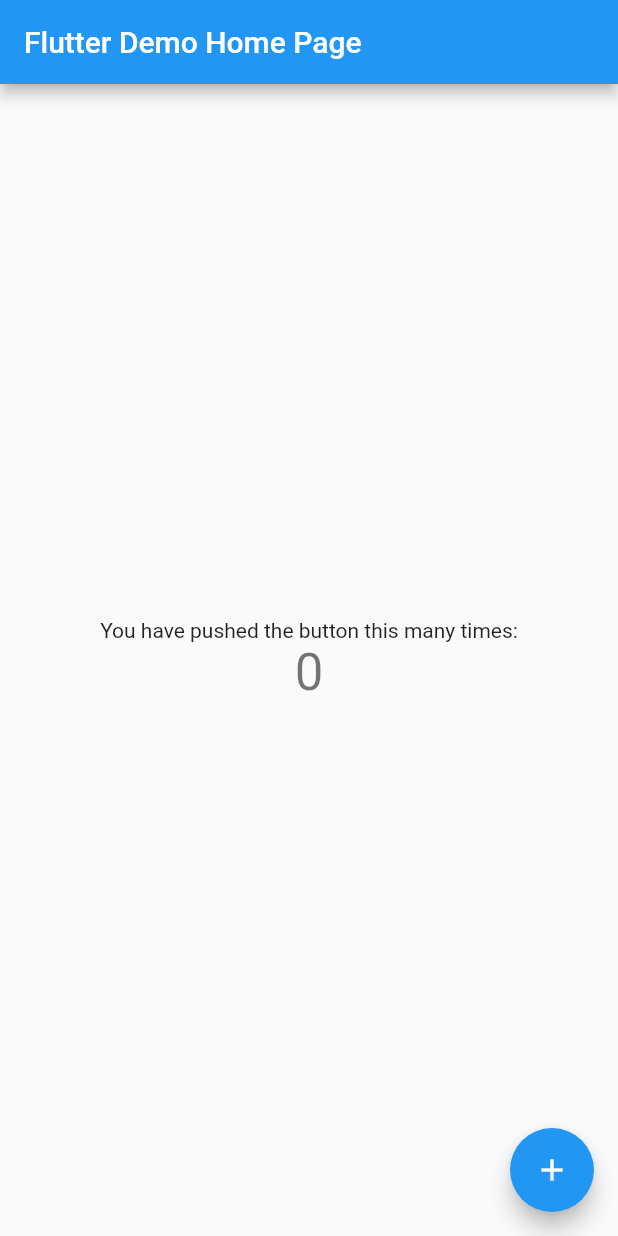
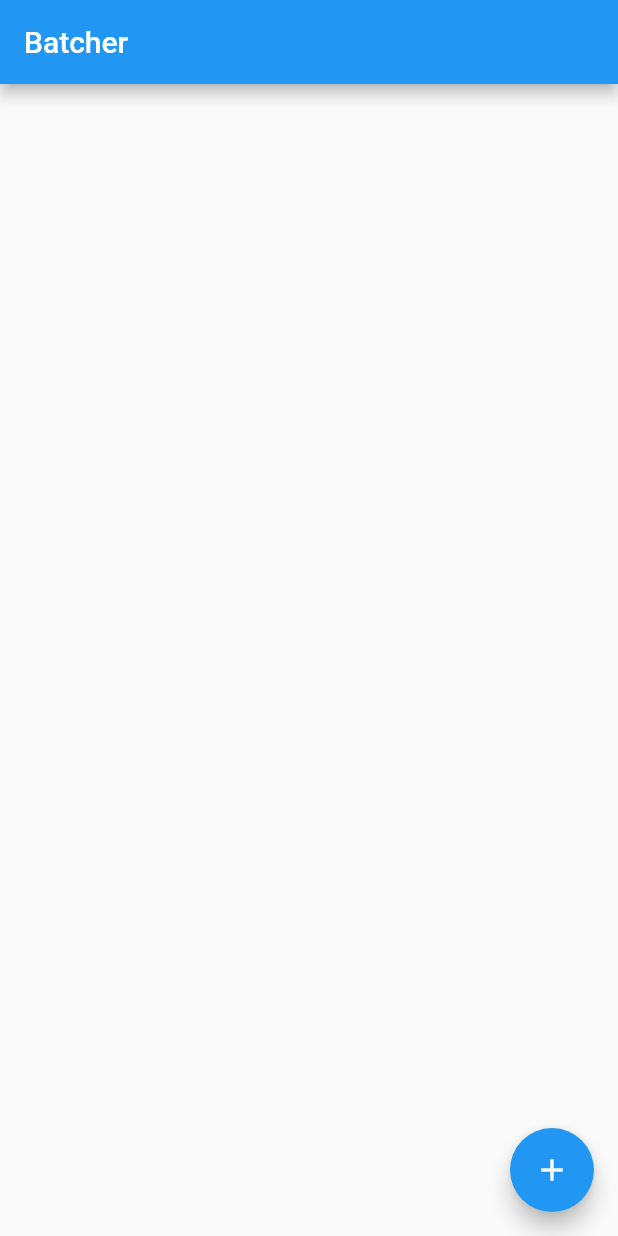
Before and after one commit to simongroom/batcher, a Flutter app: the screen it shows after launch, on a phone screen of 412 x 824 dp. Run offline on Flutter 3.47's test engine with Material 2 defaults, Android fonts, the phone set to English and light mode, and no system bars; our stand-ins replace cloud_firestore, firebase_core; missing offline and left inert: cloud_firestore_web, firebase_core_web; accounts and stored records are empty.

Commit message:
project setup and first couple screens, routing and fetching data from firebase

```diff
--- /dev/null
+++ b/lib/home.dart
@@ -0,0 +1,14 @@
+import 'package:batcher/product_list.dart';
+import 'package:flutter/material.dart';
+
+class HomePage extends StatelessWidget {
+  @override
+  Widget build(BuildContext context) {
+    return Scaffold(
+      appBar: AppBar(
+        title: Text("Batcher"),
+      ),
+      body: ProductList(),
+    );
+  }
+}
--- a/lib/main.dart
+++ b/lib/main.dart
@@ -1,117 +1,41 @@
+import 'package:batcher/home.dart';
+import 'package:firebase_core/firebase_core.dart';
+import 'package:flutter/cupertino.dart';
 import 'package:flutter/material.dart';
 
 void main() {
-  runApp(MyApp());
+  runApp(Batcher());
 }
 
-class MyApp extends StatelessWidget {
-  // This widget is the root of your application.
+class Batcher extends StatelessWidget {
+  final Future<FirebaseApp> _initialization = Firebase.initializeApp();
+
   @override
   Widget build(BuildContext context) {
-    return MaterialApp(
-      title: 'Flutter Demo',
-      theme: ThemeData(
-        // This is the theme of your application.
-        //
-        // Try running your application with "flutter run". You'll see the
-        // application has a blue toolbar. Then, without quitting the app, try
-        // changing the primarySwatch below to Colors.green and then invoke
-        // "hot reload" (press "r" in the console where you ran "flutter run",
-        // or simply save your changes to "hot reload" in a Flutter IDE).
-        // Notice that the counter didn't reset back to zero; the application
-        // is not restarted.
-        primarySwatch: Colors.blue,
-        // This makes the visual density adapt to the platform that you run
-        // the app on. For desktop platforms, the controls will be smaller and
-        // closer together (more dense) than on mobile platforms.
-        visualDensity: VisualDensity.adaptivePlatformDensity,
-      ),
-      home: MyHomePage(title: 'Flutter Demo Home Page'),
+    return FutureBuilder(
+      // Initialize FlutterFire
+      future: _initialization,
+      builder: (context, snapshot) {
+        // Check for errors
+        if (snapshot.hasError) {
+          return Text("Something went wrong");
+        }
+
+        // Once complete, show your application
+        if (snapshot.connectionState == ConnectionState.done) {
+          return MaterialApp(
+            title: 'Batcher',
+            theme: ThemeData(
+              primarySwatch: Colors.blue,
+              visualDensity: VisualDensity.adaptivePlatformDensity,
+            ),
+            home: HomePage(),
+          );
+        }
+
+        // Otherwise, show something whilst waiting for initialization to complete
+        return CircularProgressIndicator();
+      },
     );
   }
 }
-
-class MyHomePage extends StatefulWidget {
-  MyHomePage({Key key, this.title}) : super(key: key);
-
-  // This widget is the home page of your application. It is stateful, meaning
-  // that it has a State object (defined below) that contains fields that affect
-  // how it looks.
-
-  // This class is the configuration for the state. It holds the values (in this
-  // case the title) provided by the parent (in this case the App widget) and
-  // used by the build method of the State. Fields in a Widget subclass are
-  // always marked "final".
-
-  final String title;
-
-  @override
-  _MyHomePageState createState() => _MyHomePageState();
-}
-
-class _MyHomePageState extends State<MyHomePage> {
-  int _counter = 0;
-
-  void _incrementCounter() {
-    setState(() {
-      // This call to setState tells the Flutter framework that something has
-      // changed in this State, which causes it to rerun the build method below
-      // so that the display can reflect the updated values. If we changed
-      // _counter without calling setState(), then the build method would not be
-      // called again, and so nothing would appear to happen.
-      _counter++;
-    });
-  }
-
-  @override
-  Widget build(BuildContext context) {
-    // This method is rerun every time setState is called, for instance as done
-    // by the _incrementCounter method above.
-    //
-    // The Flutter framework has been optimized to make rerunning build methods
-    // fast, so that you can just rebuild anything that needs updating rather
-    // than having to individually change instances of widgets.
-    return Scaffold(
-      appBar: AppBar(
-        // Here we take the value from the MyHomePage object that was created by
-        // the App.build method, and use it to set our appbar title.
-        title: Text(widget.title),
-      ),
-      body: Center(
-        // Center is a layout widget. It takes a single child and positions it
-        // in the middle of the parent.
-        child: Column(
-          // Column is also a layout widget. It takes a list of children and
-          // arranges them vertically. By default, it sizes itself to fit its
-          // children horizontally, and tries to be as tall as its parent.
-          //
-          // Invoke "debug painting" (press "p" in the console, choose the
-          // "Toggle Debug Paint" action from the Flutter Inspector in Android
-          // Studio, or the "Toggle Debug Paint" command in Visual Studio Code)
-          // to see the wireframe for each widget.
-          //
-          // Column has various properties to control how it sizes itself and
-          // how it positions its children. Here we use mainAxisAlignment to
-          // center the children vertically; the main axis here is the vertical
-          // axis because Columns are vertical (the cross axis would be
-          // horizontal).
-          mainAxisAlignment: MainAxisAlignment.center,
-          children: <Widget>[
-            Text(
-              'You have pushed the button this many times:',
-            ),
-            Text(
-              '$_counter',
-              style: Theme.of(context).textTheme.headline4,
-            ),
-          ],
-        ),
-      ),
-      floatingActionButton: FloatingActionButton(
-        onPressed: _incrementCounter,
-        tooltip: 'Increment',
-        child: Icon(Icons.add),
-      ), // This trailing comma makes auto-formatting nicer for build methods.
-    );
-  }
-}
--- /dev/null
+++ b/lib/models/product.dart
@@ -0,0 +1,34 @@
+import 'package:flutter/material.dart';
+
+class Product {
+  String clientName;
+  String productName;
+  int productCode;
+  int shelfLife;
+
+  Product({
+    @required this.clientName,
+    @required this.productName,
+    @required this.productCode,
+    @required this.shelfLife,
+  });
+
+  factory Product.fromJson(Map<String, dynamic> json) {
+    return Product(
+      clientName: json['client_name'],
+      productName: json['product_name'],
+      productCode: json['product_code'],
+      shelfLife: json['shelf_life'],
+    );
+  }
+
+  Map<String, dynamic> toJson() {
+    Map<String, dynamic> _data = {
+      'client_name': this.clientName,
+      'product_name': this.productName,
+      'product_code': this.productCode,
+      'shelf_life': this.shelfLife,
+    };
+    return _data;
+  }
+}
--- /dev/null
+++ b/lib/product_list.dart
@@ -0,0 +1,70 @@
+import 'package:batcher/batch_list.dart';
+import 'package:batcher/models/product.dart';
+import 'package:cloud_firestore/cloud_firestore.dart';
+import 'package:flutter/material.dart';
+
+class ProductList extends StatelessWidget {
+  final CollectionReference products =
+      FirebaseFirestore.instance.collection('products');
+
+  Future getProductList() async {
+    return products.get();
+  }
+
+  @override
+  Widget build(BuildContext context) {
+    return FutureBuilder(
+      // Initialize FlutterFire
+      future: getProductList(),
+      builder: (context, snapshot) {
+        // Check for errors
+        if (snapshot.hasError) {
+          return Text("Something went wrong");
+        }
+
+        // Once complete, show your application
+        if (snapshot.connectionState == ConnectionState.done) {
+          return Scaffold(
+            body: ListView.builder(
+              itemCount: snapshot.data.docs.length,
+              itemBuilder: (context, index) {
+                Product product =
+                    Product.fromJson(snapshot.data.docs[index].data());
+                return Card(
+                  child: InkWell(
+                    onTap: () {
+                      Navigator.push(
+                        context,
+                        MaterialPageRoute(
+                          builder: (context) => BatchList(
+                            product: product,
+                          ),
+                        ),
+                      );
+                    },
+                    splashColor: Colors.blue.withAlpha(30),
+                    child: ListTile(
+                      title: Text(product.productName),
+                      subtitle: Text(product.clientName),
+                    ),
+                  ),
+                );
+              },
+            ),
+            floatingActionButton: FloatingActionButton(
+              tooltip: "Add Product",
+              child: Icon(Icons.add),
+              onPressed: () {
+                print("add clicked");
+              },
+            ),
+          );
+        }
+
+        return Center(
+          child: CircularProgressIndicator(),
+        );
+      },
+    );
+  }
+}
--- a/pubspec.yaml
+++ b/pubspec.yaml
@@ -23,6 +23,8 @@ environment:
 dependencies:
   flutter:
     sdk: flutter
+  firebase_core: ^0.5.0
+  cloud_firestore: ^0.14.0+2
 
 
   # The following adds the Cupertino Icons font to your application.
```
Also changed, not shown: lib/batch_detail.dart (added, +13 -0 lines), lib/batch_list.dart (added, +79 -0 lines), lib/generated_plugin_registrant.dart (added, +18 -0 lines), lib/models/batch.dart (added, +45 -0 lines), 10 other files.
